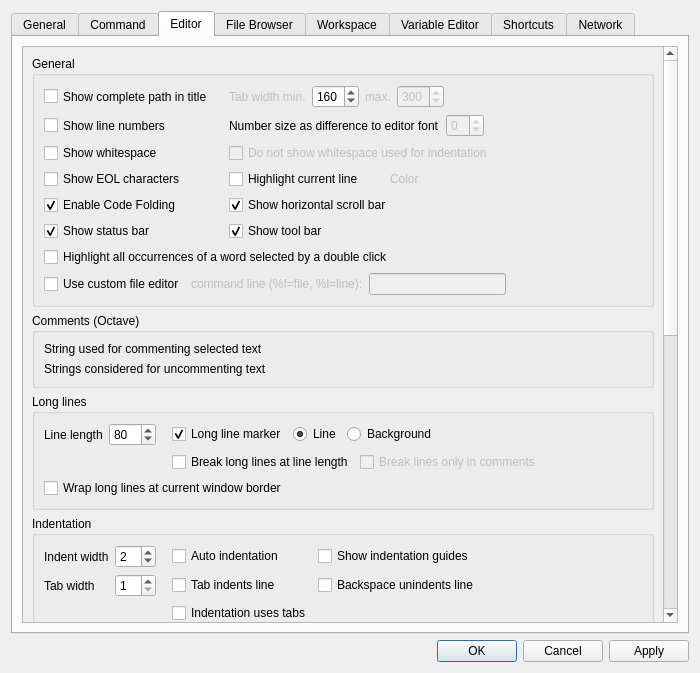
ctaggart/octave, file libgui/src/settings-dialog.ui: the form before one commit.
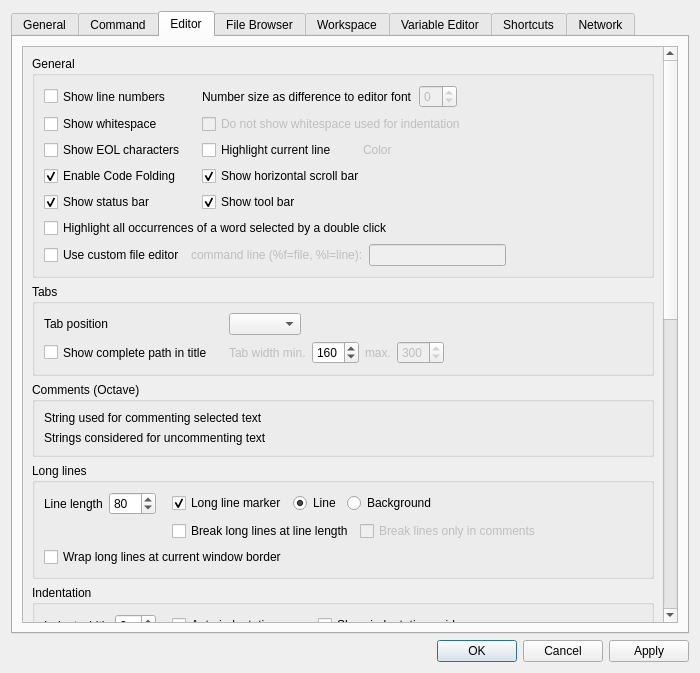
The form after the commit. The open tabs and pages were chosen to show the change.

Commit message:
add a preference for the tab positions in the editor (bug #56158)
* gui-preferences.h: add gui preference for the eitor tab position together
  with their names

* file-editor.cc (notice_settings): det the tab position depending on the
  new preferences

* settings-dialog.cc (settings_dialog): initialize the new combo box for
  tab positions with the value from the prefernces file;
  (write_changed_settings): write current combo box entry into the pref. file

* settings-dialog.ui: new combo box for the tab positions

```diff
--- a/libgui/src/settings-dialog.ui
+++ b/libgui/src/settings-dialog.ui
@@ -842,8 +842,8 @@
            <rect>
             <x>0</x>
             <y>0</y>
-            <width>662</width>
-            <height>1307</height>
+            <width>644</width>
+            <height>1322</height>
            </rect>
           </property>
           <layout class="QVBoxLayout" name="verticalLayout_16">
@@ -858,120 +858,7 @@
                 <property name="topMargin">
                  <number>0</number>
                 </property>
-                <item row="1" column="2">
-                 <layout class="QGridLayout" name="gridLayout_6">
-                  <item row="0" column="0">
-                   <widget class="QLabel" name="editor_lbl_min_tab_width">
-                    <property name="enabled">
-                     <bool>false</bool>
-                    </property>
-                    <property name="text">
-                     <string>Tab width min.</string>
-                    </property>
-                   </widget>
-                  </item>
-                  <item row="0" column="3">
-                   <widget class="QSpinBox" name="editor_notebook_tab_width_min">
-                    <property name="sizePolicy">
-                     <sizepolicy hsizetype="Preferred" vsizetype="Preferred">
-                      <horstretch>0</horstretch>
-                      <verstretch>0</verstretch>
-                     </sizepolicy>
-                    </property>
-                    <property name="minimum">
-                     <number>80</number>
-                    </property>
-                    <property name="maximum">
-                     <number>600</number>
-                    </property>
-                    <property name="singleStep">
-                     <number>20</number>
-                    </property>
-                    <property name="value">
-                     <number>160</number>
-                    </property>
-                   </widget>
-                  </item>
-                  <item row="0" column="6">
-                   <spacer name="horizontalSpacer_25">
-                    <property name="orientation">
-                     <enum>Qt::Horizontal</enum>
-                    </property>
-                    <property name="sizeHint" stdset="0">
-                     <size>
-                      <width>40</width>
-                      <height>20</height>
-                     </size>
-                    </property>
-                   </spacer>
-                  </item>
-                  <item row="0" column="5">
-                   <widget class="QSpinBox" name="editor_notebook_tab_width_max">
-                    <property name="enabled">
-                     <bool>false</bool>
-                    </property>
-                    <property name="sizePolicy">
-                     <sizepolicy hsizetype="Preferred" vsizetype="Preferred">
-                      <horstretch>0</horstretch>
-                      <verstretch>0</verstretch>
-                     </sizepolicy>
-                    </property>
-                    <property name="minimum">
-                     <number>180</number>
-                    </property>
-                    <property name="maximum">
-                     <number>600</number>
-                    </property>
-                    <property name="singleStep">
-                     <number>20</number>
-                    </property>
-                    <property name="value">
-                     <number>300</number>
-                    </property>
-                   </widget>
-                  </item>
-                  <item row="0" column="4">
-                   <widget class="QLabel" name="editor_lbl_max_tab_width">
-                    <property name="enabled">
-                     <bool>false</bool>
-                    </property>
-                    <property name="text">
-                     <string>max.</string>
-                    </property>
-                   </widget>
-                  </item>
-                 </layout>
-                </item>
-                <item row="1" column="0">
-                 <widget class="QCheckBox" name="editor_longWindowTitle">
-                  <property name="sizePolicy">
-                   <sizepolicy hsizetype="Preferred" vsizetype="Preferred">
-                    <horstretch>0</horstretch>
-                    <verstretch>0</verstretch>
-                   </sizepolicy>
-                  </property>
-                  <property name="text">
-                   <string>Show complete path in title</string>
-                  </property>
-                 </widget>
-                </item>
-                <item row="1" column="1">
-                 <spacer name="horizontalSpacer_24">
-                  <property name="orientation">
-                   <enum>Qt::Horizontal</enum>
-                  </property>
-                  <property name="sizeType">
-                   <enum>QSizePolicy::Fixed</enum>
-                  </property>
-                  <property name="sizeHint" stdset="0">
-                   <size>
-                    <width>10</width>
-                    <height>0</height>
-                   </size>
-                  </property>
-                 </spacer>
-                </item>
-                <item row="3" column="2">
+                <item row="2" column="2">
                  <widget class="QCheckBox" name="editor_ws_indent_checkbox">
                   <property name="enabled">
                    <bool>false</bool>
@@ -981,7 +868,7 @@
                   </property>
                  </widget>
                 </item>
-                <item row="10" column="0">
+                <item row="9" column="0">
                  <widget class="QCheckBox" name="cb_edit_status_bar">
                   <property name="sizePolicy">
                    <sizepolicy hsizetype="Minimum" vsizetype="Preferred">
@@ -997,7 +884,7 @@
                   </property>
                  </widget>
                 </item>
-                <item row="2" column="0">
+                <item row="1" column="0">
                  <widget class="QCheckBox" name="editor_showLineNumbers">
                   <property name="enabled">
                    <bool>true</bool>
@@ -1013,7 +900,7 @@
                   </property>
                  </widget>
                 </item>
-                <item row="3" column="0">
+                <item row="2" column="0">
                  <widget class="QCheckBox" name="editor_ws_checkbox">
                   <property name="sizePolicy">
                    <sizepolicy hsizetype="Minimum" vsizetype="Preferred">
@@ -1026,7 +913,7 @@
                   </property>
                  </widget>
                 </item>
-                <item row="9" column="0">
+                <item row="8" column="0">
                  <widget class="QCheckBox" name="cb_code_folding">
                   <property name="sizePolicy">
                    <sizepolicy hsizetype="Minimum" vsizetype="Preferred">
@@ -1042,7 +929,7 @@
                   </property>
                  </widget>
                 </item>
-                <item row="10" column="2">
+                <item row="9" column="2">
                  <widget class="QCheckBox" name="cb_edit_tool_bar">
                   <property name="sizePolicy">
                    <sizepolicy hsizetype="Minimum" vsizetype="Preferred">
@@ -1058,7 +945,7 @@
                   </property>
                  </widget>
                 </item>
-                <item row="9" column="2">
+                <item row="8" column="2">
                  <widget class="QCheckBox" name="cb_show_hscrollbar">
                   <property name="enabled">
                    <bool>true</bool>
@@ -1077,7 +964,7 @@
                   </property>
                  </widget>
                 </item>
-                <item row="2" column="2">
+                <item row="1" column="2">
                  <layout class="QGridLayout" name="gridLayout_17">
                   <item row="0" column="0">
                    <widget class="QLabel" name="editor_linenr_size_label">
@@ -1120,7 +1007,7 @@
                   </item>
                  </layout>
                 </item>
-                <item row="4" column="2">
+                <item row="3" column="2">
                  <layout class="QGridLayout" name="gridLayout_16">
                   <item row="0" column="1">
                    <spacer name="horizontalSpacer_11">
@@ -1183,7 +1070,7 @@
                   </item>
                  </layout>
                 </item>
-                <item row="4" column="0">
+                <item row="3" column="0">
                  <widget class="QCheckBox" name="cb_show_eol">
                   <property name="sizePolicy">
                    <sizepolicy hsizetype="Minimum" vsizetype="Preferred">
@@ -1196,6 +1083,22 @@
                   </property>
                  </widget>
                 </item>
+                <item row="1" column="1">
+                 <spacer name="horizontalSpacer_36">
+                  <property name="orientation">
+                   <enum>Qt::Horizontal</enum>
+                  </property>
+                  <property name="sizeType">
+                   <enum>QSizePolicy::Fixed</enum>
+                  </property>
+                  <property name="sizeHint" stdset="0">
+                   <size>
+                    <width>10</width>
+                    <height>0</height>
+                   </size>
+                  </property>
+                 </spacer>
+                </item>
                </layout>
               </item>
               <item>
@@ -1268,6 +1171,162 @@
              </layout>
             </widget>
            </item>
+           <item>
+            <widget class="QGroupBox" name="groupBox_11">
+             <property name="title">
+              <string>Tabs</string>
+             </property>
+             <layout class="QVBoxLayout" name="verticalLayout_32">
+              <item>
+               <layout class="QGridLayout" name="gridLayout_23">
+                <item row="1" column="1">
+                 <spacer name="horizontalSpacer_24">
+                  <property name="orientation">
+                   <enum>Qt::Horizontal</enum>
+                  </property>
+                  <property name="sizeType">
+                   <enum>QSizePolicy::Fixed</enum>
+                  </property>
+                  <property name="sizeHint" stdset="0">
+                   <size>
+                    <width>10</width>
+                    <height>0</height>
+                   </size>
+                  </property>
+                 </spacer>
+                </item>
+                <item row="0" column="2">
+                 <layout class="QHBoxLayout" name="horizontalLayout_21">
+                  <item>
+                   <widget class="QComboBox" name="editor_combox_tab_pos"/>
+                  </item>
+                  <item>
+                   <spacer name="horizontalSpacer_25">
+                    <property name="orientation">
+                     <enum>Qt::Horizontal</enum>
+                    </property>
+                    <property name="sizeHint" stdset="0">
+                     <size>
+                      <width>40</width>
+                      <height>20</height>
+                     </size>
+                    </property>
+                   </spacer>
+                  </item>
+                 </layout>
+                </item>
+                <item row="0" column="0">
+                 <widget class="QLabel" name="label_30">
+                  <property name="text">
+                   <string>Tab position</string>
+                  </property>
+                 </widget>
+                </item>
+                <item row="1" column="2">
+                 <layout class="QHBoxLayout" name="horizontalLayout_20">
+                  <property name="rightMargin">
+                   <number>0</number>
+                  </property>
+                  <item>
+                   <widget class="QLabel" name="editor_lbl_min_tab_width">
+                    <property name="enabled">
+                     <bool>false</bool>
+                    </property>
+                    <property name="text">
+                     <string>Tab width min.</string>
+                    </property>
+                   </widget>
+                  </item>
+                  <item>
+                   <widget class="QSpinBox" name="editor_notebook_tab_width_min">
+                    <property name="sizePolicy">
+                     <sizepolicy hsizetype="Preferred" vsizetype="Preferred">
+                      <horstretch>0</horstretch>
+                      <verstretch>0</verstretch>
+                     </sizepolicy>
+                    </property>
+                    <property name="minimum">
+                     <number>80</number>
+                    </property>
+                    <property name="maximum">
+                     <number>600</number>
+                    </property>
+                    <property name="singleStep">
+                     <number>20</number>
+                    </property>
+                    <property name="value">
+                     <number>160</number>
+                    </property>
+                   </widget>
+                  </item>
+                  <item>
+                   <widget class="QLabel" name="editor_lbl_max_tab_width">
+                    <property name="enabled">
+                     <bool>false</bool>
+                    </property>
+                    <property name="text">
+                     <string>max.</string>
+                    </property>
+                   </widget>
+                  </item>
+                  <item>
+                   <widget class="QSpinBox" name="editor_notebook_tab_width_max">
+                    <property name="enabled">
+                     <bool>false</bool>
+                    </property>
+                    <property name="sizePolicy">
+                     <sizepolicy hsizetype="Preferred" vsizetype="Preferred">
+                      <horstretch>0</horstretch>
+                      <verstretch>0</verstretch>
+                     </sizepolicy>
+                    </property>
+                    <property name="minimum">
+                     <number>180</number>
+                    </property>
+                    <property name="maximum">
+                     <number>600</number>
+                    </property>
+                    <property name="singleStep">
+                     <number>20</number>
+                    </property>
+                    <property name="value">
+                     <number>300</number>
+                    </property>
+                   </widget>
+                  </item>
+                 </layout>
+                </item>
+                <item row="1" column="0">
+                 <widget class="QCheckBox" name="editor_longWindowTitle">
+                  <property name="sizePolicy">
+                   <sizepolicy hsizetype="Preferred" vsizetype="Preferred">
+                    <horstretch>0</horstretch>
+                    <verstretch>0</verstretch>
+                   </sizepolicy>
+                  </property>
+                  <property name="text">
+                   <string>Show complete path in title</string>
+                  </property>
+                 </widget>
+                </item>
+                <item row="1" column="3">
+                 <spacer name="horizontalSpacer_5">
+                  <property name="orientation">
+                   <enum>Qt::Horizontal</enum>
+                  </property>
+                  <property name="sizeHint" stdset="0">
+                   <size>
+                    <width>40</width>
+                    <height>20</height>
+                   </size>
+                  </property>
+                 </spacer>
+                </item>
+               </layout>
+              </item>
+             </layout>
+            </widget>
+           </item>
            <item>
             <widget class="QGroupBox" name="groupBox_9">
              <property name="title">
```
Left out of the diff: 30 changed lines with no effect on the pictures. The commit also changes 3 other files.
